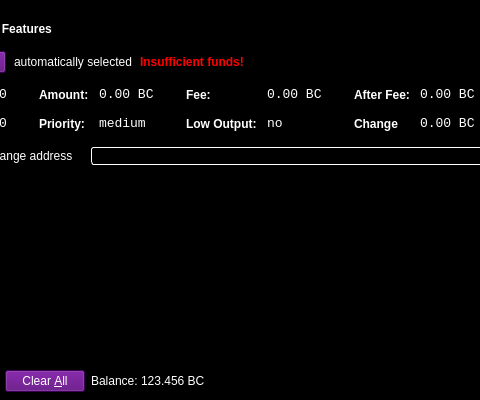
This is src/qt/forms/sendcoinsdialog.ui in waffle-iron/DarkSilk-Release-Candidate as Qt 5 draws it before an edit; both pictures show x 96 to 576 and y 0 to 400 of the 850 by 400 pixel window. The edited form follows.
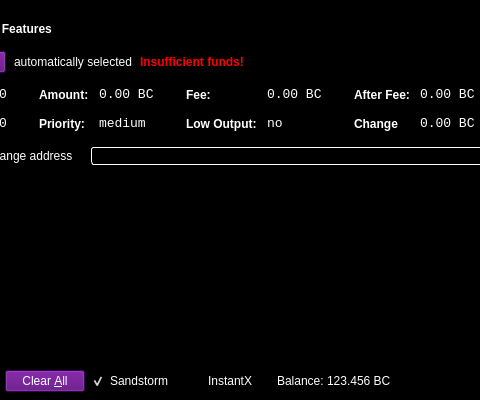
This is the edited form. Icons and pictures are not drawn.

Commit message: SandStorm/InstantX Functionality | Send with SandStorm on sendcoinsdialog.ui | add isDust

The edit to the form file:
```diff
--- a/src/qt/forms/sendcoinsdialog.ui
+++ b/src/qt/forms/sendcoinsdialog.ui
@@ -743,6 +743,38 @@
        <property name="spacing">
         <number>3</number>
        </property>
+        <item>
+        <widget class="QCheckBox" name="checkUseSandstorm">
+         <property name="minimumSize">
+          <size>
+           <width>95</width>
+           <height>0</height>
+          </size>
+         </property>
+         <property name="text">
+          <string>Sandstorm</string>
+         </property>
+         <property name="checked">
+          <bool>true</bool>
+         </property>
+        </widget>
+       </item>
+       <item>
+        <widget class="QCheckBox" name="checkInstantX">
+         <property name="enabled">
+          <bool>true</bool>
+         </property>
+         <property name="minimumSize">
+          <size>
+           <width>85</width>
+           <height>0</height>
+          </size>
+         </property>
+         <property name="text">
+          <string>InstantX</string>
+         </property>
+        </widget>
+       </item>
        <item>
         <widget class="QLabel" name="label">
          <property name="sizePolicy">
```
The commit also changes 8 other files.
